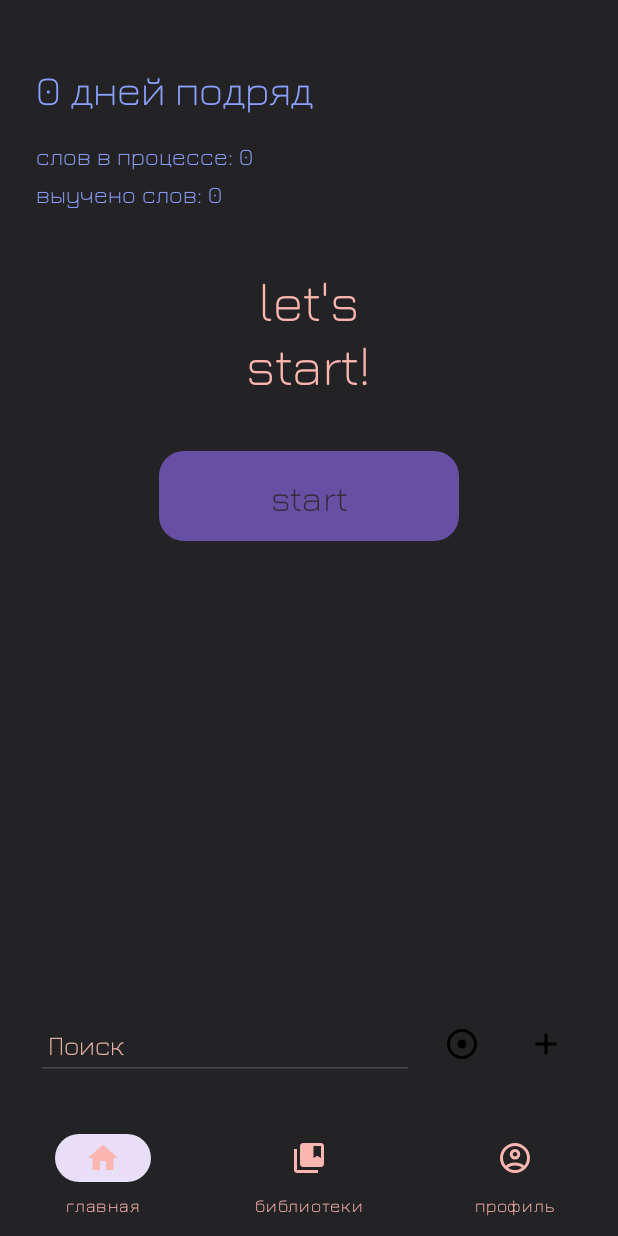
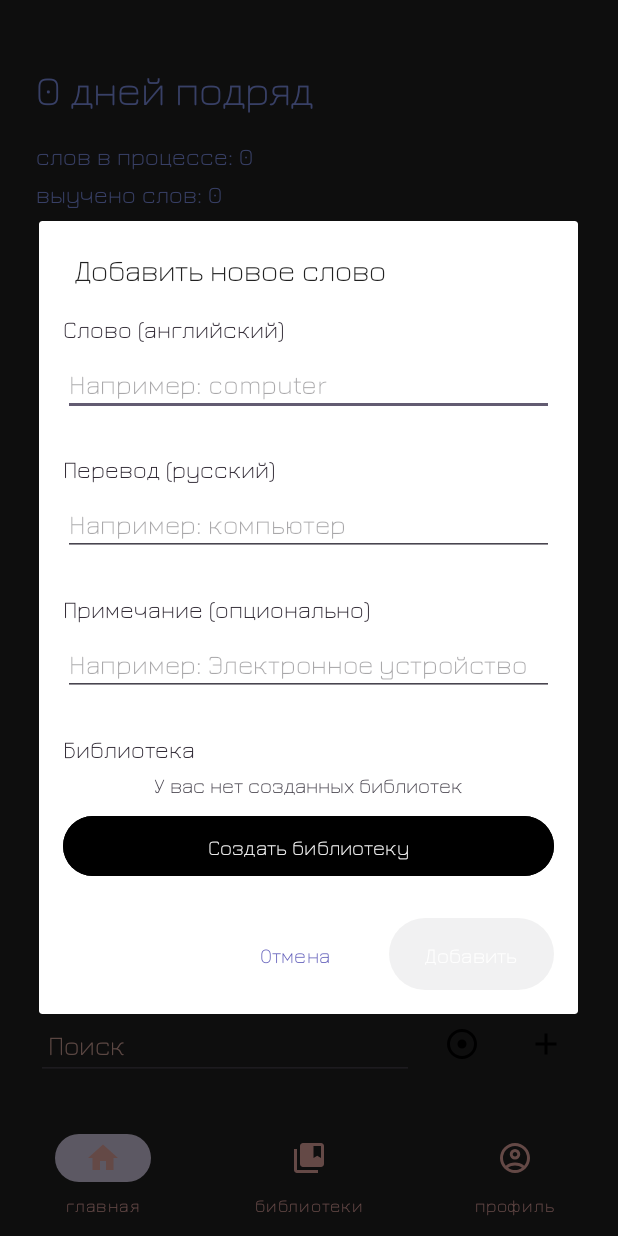
Before and after one commit to arinabebko/wordsnew, an Android app: the screen it shows after launch once a user with an empty profile is signed in (MainActivity), after a tap on "Добавить", on a phone screen of 412 x 824 dp. Run offline under Robolectric (Android 15) with nearby library versions, the phone set to English and light mode, and no system bars; our stand-ins replace Firebase (no records; nobody signed in at launch, a user with empty details on screens opened directly), Room's generated code; 2 statements that could not run were skipped.

Commit message:
search words

```diff
--- /dev/null
+++ b/app/src/main/java/com/example/newwords/AddWordWithLibraryDialog.java
@@ -0,0 +1,215 @@
+package com.example.newwords;
+
+import android.app.AlertDialog;
+import android.app.Dialog;
+import android.os.Bundle;
+import android.view.LayoutInflater;
+import android.view.View;
+import android.widget.ArrayAdapter;
+import android.widget.Button;
+import android.widget.EditText;
+import android.widget.Spinner;
+import android.widget.TextView;
+import android.widget.Toast;
+
+import androidx.annotation.NonNull;
+import androidx.annotation.Nullable;
+import androidx.fragment.app.DialogFragment;
+
+import java.util.ArrayList;
+import java.util.List;
+
+public class AddWordWithLibraryDialog extends DialogFragment {
+
+    private EditText wordEditText;
+    private EditText translationEditText;
+    private EditText noteEditText;
+    private Spinner librarySpinner;
+    private Button addButton;
+    private Button cancelButton;
+    private TextView noLibrariesText;
+    private Button goToLibrariesButton;
+
+    private OnWordAddedListener listener;
+    private WordRepository wordRepository;
+    private List<WordLibrary> userLibraries = new ArrayList<>();
+
+    public interface OnWordAddedListener {
+        void onWordAdded(String word, String translation, String note, String libraryId);
+    }
+
+    public static AddWordWithLibraryDialog newInstance() {
+        return new AddWordWithLibraryDialog();
+    }
+
+    public void setOnWordAddedListener(OnWordAddedListener listener) {
+        this.listener = listener;
+    }
+
+    @NonNull
+    @Override
+    public Dialog onCreateDialog(@Nullable Bundle savedInstanceState) {
+        AlertDialog.Builder builder = new AlertDialog.Builder(getActivity());
+        LayoutInflater inflater = requireActivity().getLayoutInflater();
+
+        // ВАЖНО: используем правильный layout файл
+        View view = inflater.inflate(R.layout.dialog_add_word_with_library, null);
+
+        // Инициализируем репозиторий
+        wordRepository = new WordRepository(getContext());
+
+        initViews(view);
+        loadUserLibraries();
+
+        builder.setView(view)
+                .setTitle("Добавить новое слово");
+
+        return builder.create();
+    }
+
+    private void initViews(View view) {
+        // Находим все View по ID из нового layout файла
+        wordEditText = view.findViewById(R.id.wordEditText);
+        translationEditText = view.findViewById(R.id.translationEditText);
+        noteEditText = view.findViewById(R.id.noteEditText);
+        librarySpinner = view.findViewById(R.id.librarySpinner);
+        addButton = view.findViewById(R.id.addButton);
+        cancelButton = view.findViewById(R.id.cancelButton);
+        noLibrariesText = view.findViewById(R.id.noLibrariesText);
+        goToLibrariesButton = view.findViewById(R.id.goToLibrariesButton);
+
+        // Сначала скрываем спиннер и показываем сообщение
+        librarySpinner.setVisibility(View.GONE);
+        noLibrariesText.setVisibility(View.GONE);
+        goToLibrariesButton.setVisibility(View.GONE);
+
+        addButton.setOnClickListener(v -> addWord());
+        cancelButton.setOnClickListener(v -> dismiss());
+
+        goToLibrariesButton.setOnClickListener(v -> {
+            // Переход к Fragment2 (библиотекам)
+            if (getActivity() != null) {
+                getActivity().getSupportFragmentManager().beginTransaction()
+                        .replace(android.R.id.content, new Fragment2())
+                        .addToBackStack(null)
+                        .commit();
+            }
+            dismiss();
+        });
+    }
+
+    private void loadUserLibraries() {
+        showLoadingState();
+
+        wordRepository.getCustomLibraries(new WordRepository.OnLibrariesLoadedListener() {
+            @Override
+            public void onLibrariesLoaded(List<WordLibrary> libraries) {
+                if (getActivity() == null) return;
+
+                getActivity().runOnUiThread(() -> {
+                    userLibraries.clear();
+                    userLibraries.addAll(libraries);
+
+                    if (userLibraries.isEmpty()) {
+                        // Нет библиотек - показываем сообщение и кнопку
+                        showNoLibrariesState();
+                    } else {
+                        // Есть библиотеки - показываем спиннер
+                        showLibrariesSpinner();
+                    }
+                });
+            }
+
+            @Override
+            public void onError(Exception e) {
+                if (getActivity() == null) return;
+
+                getActivity().runOnUiThread(() -> {
+                    Toast.makeText(getContext(), "Ошибка загрузки библиотек", Toast.LENGTH_SHORT).show();
+                    showNoLibrariesState();
+                });
+            }
+        });
+    }
+
+    private void showLoadingState() {
+        librarySpinner.setVisibility(View.GONE);
+        noLibrariesText.setVisibility(View.GONE);
+        goToLibrariesButton.setVisibility(View.GONE);
+
+        // Временно деактивируем кнопку добавления
+        addButton.setEnabled(false);
+        addButton.setAlpha(0.5f);
+    }
+
+    private void showNoLibrariesState() {
+        librarySpinner.setVisibility(View.GONE);
+        noLibrariesText.setVisibility(View.VISIBLE);
+        goToLibrariesButton.setVisibility(View.VISIBLE);
+
+        // Делаем кнопку добавления неактивной
+        addButton.setEnabled(false);
+        addButton.setAlpha(0.5f);
+    }
+
+    private void showLibrariesSpinner() {
+        noLibrariesText.setVisibility(View.GONE);
+        goToLibrariesButton.setVisibility(View.GONE);
+        librarySpinner.setVisibility(View.VISIBLE);
+
+        // Активируем кнопку добавления
+        addButton.setEnabled(true);
+        addButton.setAlpha(1.0f);
+
+        // Создаем адаптер для спиннера
+        List<String> libraryNames = new ArrayList<>();
+        for (WordLibrary library : userLibraries) {
+            libraryNames.add(library.getName() + " (" + library.getWordCount() + " слов)");
+        }
+
+        ArrayAdapter<String> adapter = new ArrayAdapter<>(
+                requireContext(),
+                android.R.layout.simple_spinner_item,
+                libraryNames
+        );
+        adapter.setDropDownViewResource(android.R.layout.simple_spinner_dropdown_item);
+        librarySpinner.setAdapter(adapter);
+    }
+
+    private void addWord() {
+        String word = wordEditText.getText().toString().trim();
+        String translation = translationEditText.getText().toString().trim();
+        String note = noteEditText.getText().toString().trim();
+
+        if (word.isEmpty()) {
+            Toast.makeText(getContext(), "Введите слово", Toast.LENGTH_SHORT).show();
+            return;
+        }
+
+        if (translation.isEmpty()) {
+            Toast.makeText(getContext(), "Введите перевод", Toast.LENGTH_SHORT).show();
+            return;
+        }
+
+        if (userLibraries.isEmpty()) {
+            Toast.makeText(getContext(), "Сначала создайте библиотеку", Toast.LENGTH_SHORT).show();
+            return;
+        }
+
+        // Получаем выбранную библиотеку
+        int selectedPosition = librarySpinner.getSelectedItemPosition();
+        if (selectedPosition >= 0 && selectedPosition < userLibraries.size()) {
+            WordLibrary selectedLibrary = userLibraries.get(selectedPosition);
+            String selectedLibraryId = selectedLibrary.getLibraryId();
+
+            if (listener != null) {
+                listener.onWordAdded(word, translation, note, selectedLibraryId);
+            }
+        } else {
+            Toast.makeText(getContext(), "Выберите библиотеку", Toast.LENGTH_SHORT).show();
+            return;
+        }
+
+        dismiss();
+    }
+}
--- /dev/null
+++ b/app/src/main/res/layout/dialog_add_word_with_library.xml
@@ -0,0 +1,125 @@
+<?xml version="1.0" encoding="utf-8"?>
+<LinearLayout xmlns:android="http://schemas.android.com/apk/res/android"
+    android:layout_width="match_parent"
+    android:layout_height="wrap_content"
+    android:orientation="vertical"
+    android:padding="16dp">
+
+    <!-- Слово -->
+    <TextView
+        android:layout_width="match_parent"
+        android:layout_height="wrap_content"
+        android:text="Слово (английский)"
+        android:textColor="#322b36"
+        android:textSize="16sp"
+        android:layout_marginBottom="4dp" />
+
+    <EditText
+        android:id="@+id/wordEditText"
+        android:layout_width="match_parent"
+        android:layout_height="wrap_content"
+        android:hint="Например: computer"
+        android:maxLines="1"
+        android:layout_marginBottom="24dp" />
+
+    <!-- Перевод -->
+    <TextView
+        android:layout_width="match_parent"
+        android:layout_height="wrap_content"
+        android:text="Перевод (русский)"
+        android:textColor="#322b36"
+        android:textSize="16sp"
+        android:layout_marginBottom="4dp" />
+
+    <EditText
+        android:id="@+id/translationEditText"
+        android:layout_width="match_parent"
+        android:layout_height="wrap_content"
+        android:hint="Например: компьютер"
+        android:maxLines="1"
+        android:layout_marginBottom="24dp" />
+
+    <!-- Примечание -->
+    <TextView
+        android:layout_width="match_parent"
+        android:layout_height="wrap_content"
+        android:text="Примечание (опционально)"
+        android:textColor="#322b36"
+        android:textSize="16sp"
+        android:layout_marginBottom="4dp" />
+
+    <EditText
+        android:id="@+id/noteEditText"
+        android:layout_width="match_parent"
+        android:layout_height="wrap_content"
+        android:hint="Например: Электронное устройство"
+        android:maxLines="2"
+        android:layout_marginBottom="24dp" />
+
+    <!-- Выбор библиотеки -->
+    <TextView
+        android:layout_width="match_parent"
+        android:layout_height="wrap_content"
+        android:text="Библиотека"
+        android:textColor="#322b36"
+        android:textSize="16sp"
+        android:layout_marginBottom="4dp" />
+
+    <!-- Спиннер для выбора библиотеки -->
+    <Spinner
+        android:id="@+id/librarySpinner"
+        android:layout_width="match_parent"
+        android:layout_height="wrap_content"
+        android:layout_marginBottom="16dp"
+        android:visibility="gone" />
+
+    <!-- Сообщение когда нет библиотек -->
+    <TextView
+        android:id="@+id/noLibrariesText"
+        android:layout_width="match_parent"
+        android:layout_height="wrap_content"
+        android:layout_marginBottom="8dp"
+        android:gravity="center"
+        android:text="У вас нет созданных библиотек"
+        android:textColor="?android:attr/textColorSecondary"
+        android:visibility="gone" />
+
+    <!-- Кнопка перехода к библиотекам -->
+    <Button
+        android:id="@+id/goToLibrariesButton"
+        android:layout_width="match_parent"
+        android:layout_height="wrap_content"
+        android:layout_marginBottom="24dp"
+        android:text="Создать библиотеку"
+        android:backgroundTint="@color/black"
+        android:textColor="@android:color/white"
+        android:visibility="gone" />
+
+    <!-- Кнопки -->
+    <LinearLayout
+        android:layout_width="match_parent"
+        android:layout_height="wrap_content"
+        android:orientation="horizontal"
+        android:gravity="end">
+
+        <Button
+            android:id="@+id/cancelButton"
+            android:layout_width="wrap_content"
+            android:layout_height="wrap_content"
+            android:text="Отмена"
+            android:textColor="#625fba"
+            android:background="?attr/selectableItemBackgroundBorderless"
+            android:layout_marginEnd="16dp" />
+
+        <Button
+            android:id="@+id/addButton"
+            android:layout_width="wrap_content"
+            android:layout_height="wrap_content"
+            android:text="Добавить"
+            android:textColor="#FFFFFF"
+            android:background="@drawable/button_primary_bg"
+            android:paddingHorizontal="24dp" />
+
+    </LinearLayout>
+
+</LinearLayout>
--- a/app/src/main/res/layout/fragment1.xml
+++ b/app/src/main/res/layout/fragment1.xml
@@ -72,6 +72,8 @@
             android:layout_width="200dp"
             android:layout_height="60dp"
             android:text="start"
+
+
             android:textSize="24sp"
             android:textColor="#322b36"
             android:background="@drawable/custom_library_badge"
--- a/app/src/main/res/layout/fragment_notifications_option.xml
+++ b/app/src/main/res/layout/fragment_notifications_option.xml
@@ -81,7 +81,9 @@
                 android:fontFamily="@font/jura_font_wght"
                 android:imeOptions="actionDone"
                 android:maxLength="5"
+
                 android:digits="0123456789:"/>
+
 
         </LinearLayout>
 
```
Also changed, not shown: app/src/main/java/com/example/newwords/Fragment1.java (+41 -8 lines), app/src/main/java/com/example/newwords/SearchWordsFragment.java (added, +249 -0 lines), app/src/main/res/drawable/search_field_background.xml (added, +8 -0 lines), app/src/main/res/layout/fragment_search_words.xml (added, +96 -0 lines).
